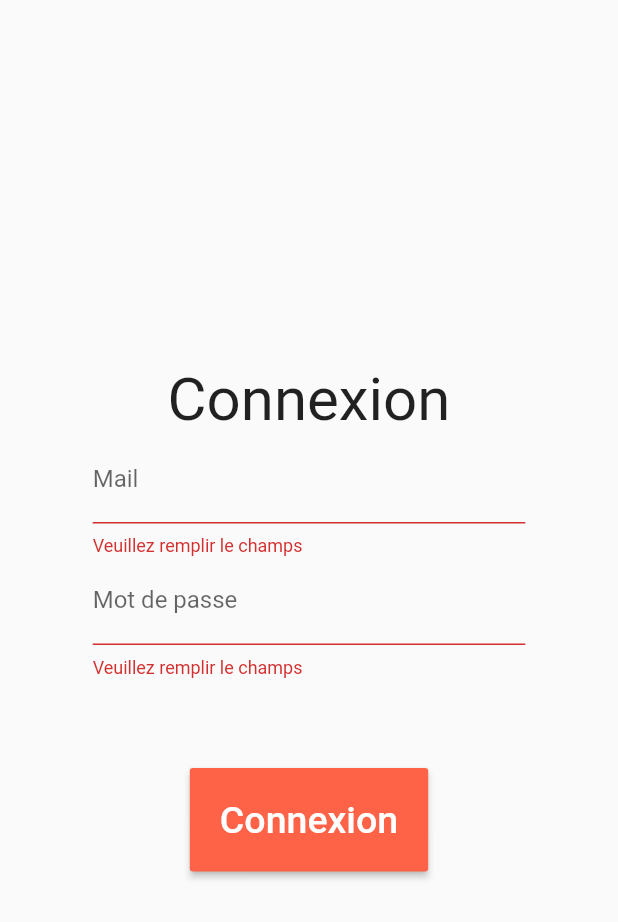
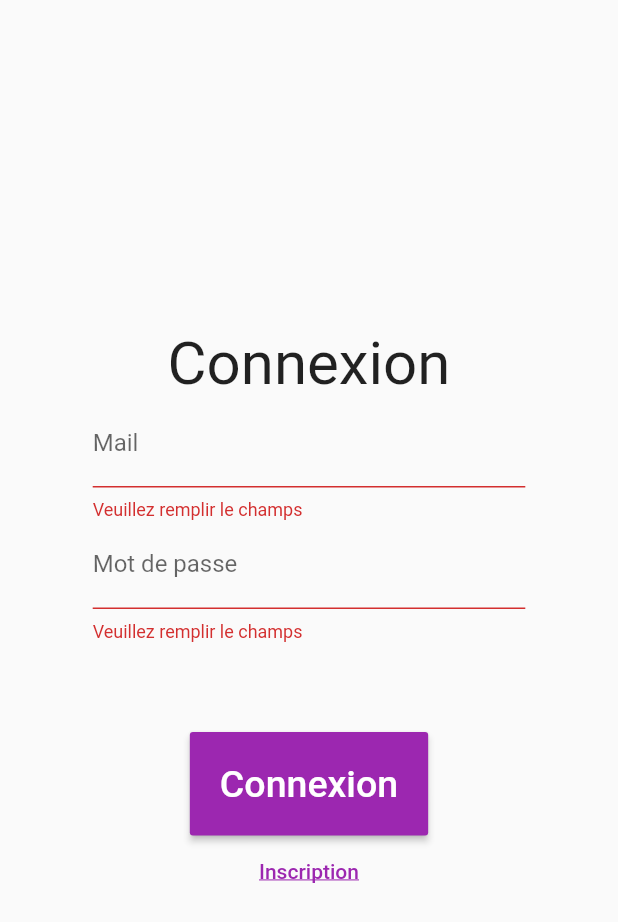
Before and after one commit to Vaalaryn/newsy, a Flutter app: the screen it shows after launch, after a tap on "Connexion", on a phone screen of 412 x 824 dp. Shown: the top 922 px of the screen. Run offline on Flutter 3.47's test engine with Material 2 defaults, Android fonts, the phone set to English and light mode, and no system bars; our stand-ins replace auto_size_text, share, shared_preferences, webview_flutter; missing offline and left inert: flag, flutter_material_color_picker.

Commit message:
move file + local storage + connexion

```diff
--- /dev/null
+++ b/lib/components/screen/LoginScreen.dart
@@ -0,0 +1,141 @@
+import 'dart:convert';
+
+import 'package:flutter/material.dart';
+import 'package:http/http.dart';
+import 'package:newsy_v2/components/screen/MainScreen.dart';
+import 'package:newsy_v2/components/screen/SignUpScreen.dart';
+import 'package:shared_preferences/shared_preferences.dart';
+
+class LoginScreen extends StatefulWidget {
+  createState() => LoginScreenState();
+}
+
+class LoginScreenState extends State<LoginScreen> {
+  final _formKey = GlobalKey<FormState>();
+  bool isLoged = false;
+  String password;
+  String mail;
+
+  Future<String> connect() async {
+    String url = 'http://gendalim.fr:8080/fr/user/connect?mail=' +
+        mail +
+        '&password=' +
+        password;
+    Response response = await post(url);
+    if (response.statusCode == 200) {
+      return await response.body;
+    } else {
+      return await response.statusCode.toString();
+    }
+  }
+
+  @override
+  Widget build(BuildContext context) {
+    return isLoged
+        ? MainScreen()
+        : Scaffold(
+            body: Container(
+                margin: EdgeInsets.fromLTRB(
+                    MediaQuery.of(context).size.width * 0.15,
+                    0,
+                    MediaQuery.of(context).size.width * 0.15,
+                    0),
+                width: MediaQuery.of(context).size.width * 0.7,
+                child: Column(
+                    mainAxisAlignment: MainAxisAlignment.center,
+                    children: <Widget>[
+                      Center(
+                        child:
+                            Text("Connexion", style: TextStyle(fontSize: 40)),
+                      ),
+                      Form(
+                        key: _formKey,
+                        child: Column(
+                          children: <Widget>[
+                            TextFormField(
+                              cursorColor: Theme.of(context).primaryColor,
+                              decoration: InputDecoration(labelText: "Mail"),
+                              keyboardType: TextInputType.emailAddress,
+                              validator: (value) {
+                                if (value.isEmpty) {
+                                  return 'Veuillez remplir le champs';
+                                }
+                                RegExp regExp = new RegExp(
+                                    r"^[a-zA-Z0-9.!#$%&'*+/=?^_`{|}~-]+@[a-zA-Z0-9](?:[a-zA-Z0-9-]{0,61}[a-zA-Z0-9])?(?:\.[a-zA-Z0-9](?:[a-zA-Z0-9-]{0,61}[a-zA-Z0-9])?)*$",
+                                    caseSensitive: false,
+                                    multiLine: false);
+                                if (regExp.hasMatch(value)) {
+                                  this.mail = value;
+                                } else {
+                                  return "Mail non conforme";
+                                }
+                                return null;
+                              },
+                            ),
+                            TextFormField(
+                              cursorColor: Theme.of(context).primaryColor,
+                              obscureText: true,
+                              decoration:
+                                  InputDecoration(labelText: "Mot de passe"),
+                              validator: (value) {
+                                if (value.isEmpty) {
+                                  return 'Veuillez remplir le champs';
+                                }
+                                RegExp regExp = new RegExp(
+                                    r"^(?=.*\d)(?=.*[a-z])(?=.*[A-Z])(?=.*[!#$%&?@])[0-9a-zA-Z!#$%&?@]{8,}$",
+                                    caseSensitive: true,
+                                    multiLine: false);
+                                if (regExp.hasMatch(value)) {
+                                  this.password = value;
+                                } else {
+                                  return "Mot de passe non conforme";
+                                }
+                                return null;
+                              },
+                            ),
+                            Container(
+                              height: 60,
+                            ),
+                            RaisedButton(
+                                color: Theme.of(context).primaryColor,
+                                padding: EdgeInsets.all(20),
+                                child: Text("Connexion",
+                                    style: TextStyle(
+                                        fontSize: 25, color: Colors.white)),
+                                onPressed: () async {
+                                  final prefs = await SharedPreferences.getInstance();
+                                  if (_formKey.currentState.validate()) {
+                                    String retour = await connect();
+                                    if (retour != "404") {
+                                      var retourJson = jsonDecode(retour);
+                                      prefs.setString('username', retourJson['username']);
+                                      prefs.setString('mail', retourJson['mail']);
+                                      prefs.setString('token', retourJson['token']);
+                                      prefs.setString('data', retourJson['data']);
+                                      FocusScope.of(context)
+                                          .requestFocus(new FocusNode());
+                                      this.isLoged = true;
+                                    } else {}
+                                  }
+                                }),
+                            FlatButton(
+                              onPressed: () {
+                                Navigator.push(
+                                    context,
+                                    MaterialPageRoute(
+                                        builder: (context) =>
+                                            SignUpScreen(this)));
+                              },
+                              child: Text(
+                                'Inscription',
+                                style: TextStyle(
+                                    color: Theme.of(context).primaryColor,
+                                    decoration: TextDecoration.underline),
+                              ),
+                            )
+                          ],
+                        ),
+                      )
+                    ])));
+  }
+}
--- a/lib/components/FilterDialog.dart
+++ b/lib/components/widget/FilterDialog.dart
@@ -1,6 +1,6 @@
 import 'package:flutter/cupertino.dart';
 import 'package:flutter/material.dart';
-import 'package:newsy_v2/components/FilterButton.dart';
+import 'package:newsy_v2/components/widget/FilterButton.dart';
 import 'package:newsy_v2/generated/l10n.dart';
 
 class FilterDialog extends StatelessWidget {
--- /dev/null
+++ b/lib/config/AllColors.dart
@@ -0,0 +1,21 @@
+import 'package:flutter/material.dart';
+
+class AllColor {
+  static List<Color> allColors = [
+    Colors.purple,
+    Colors.pinkAccent,
+    Colors.red,
+    Color.fromRGBO(255, 99, 71, 1),
+    Color.fromRGBO(255, 125, 125, 1),
+    Colors.orange,
+    Colors.yellow,
+    Color.fromRGBO(125, 255, 125, 1),
+    Colors.lightGreen,
+    Colors.green,
+    Colors.cyan,
+    Colors.blue,
+    Color.fromRGBO(125, 125, 255, 1),
+    Colors.deepPurple,
+    Colors.grey
+  ];
+}
--- a/lib/main.dart
+++ b/lib/main.dart
@@ -1,22 +1,18 @@
 import 'package:flutter/material.dart';
 import 'package:flutter_localizations/flutter_localizations.dart';
 import 'package:newsy_v2/generated/l10n.dart';
-import 'package:newsy_v2/screen/LoginScreen.dart';
-import 'package:newsy_v2/screen/MainScreen.dart';
+import 'package:newsy_v2/components/screen/LoginScreen.dart';
+import 'package:shared_preferences/shared_preferences.dart';
+import 'package:newsy_v2/config/AllColors.dart';
 
-var _PrimaryColor = Color.fromRGBO(255, 99, 71, 1);
-var _AccentColor = Color.fromRGBO(255, 99, 71, 1);
-var _BackgroundColor = Color.fromRGBO(255, 255, 255, 1);
-
-  ThemeData myTheme = ThemeData(
-      primaryColor: _PrimaryColor,
-      accentColor: _AccentColor,
-      backgroundColor: _BackgroundColor,
-      brightness: Brightness.light,
-      );
+ThemeData myTheme = ThemeData(
+  primaryColor: AllColor.allColors[0],
+  accentColor: AllColor.allColors[0],
+  backgroundColor: Color.fromRGBO(0, 0, 0, 1),
+  brightness: Brightness.light,
+);
 
 void main() {
-  S.load(Locale('fr', ''));
   runApp(
     ThemeSwitcherWidget(
       initialTheme: myTheme,
@@ -37,7 +33,7 @@ class ThemeSwitcher extends InheritedWidget {
 
   static _ThemeSwitcherWidgetState of(BuildContext context) {
     return (context.inheritFromWidgetOfExactType(ThemeSwitcher)
-    as ThemeSwitcher)
+            as ThemeSwitcher)
         .data;
   }
 
@@ -63,6 +59,11 @@ class ThemeSwitcherWidget extends StatefulWidget {
 class _ThemeSwitcherWidgetState extends State<ThemeSwitcherWidget> {
   ThemeData myTheme;
 
+  @override
+  void initState() {
+    super.initState();
+  }
+
   void switchTheme(ThemeData theme) {
     setState(() {
       myTheme = theme;
@@ -80,15 +81,38 @@ class _ThemeSwitcherWidgetState extends State<ThemeSwitcherWidget> {
 }
 
 class MyApp extends StatelessWidget {
+  static bool themeLoad = false;
+
   @override
   Widget build(BuildContext context) {
+    Future<SharedPreferences> _prefs = SharedPreferences.getInstance();
+    _prefs.then((SharedPreferences prefs) {
+      if (prefs.containsKey('lang')) {
+        S.load(Locale(prefs.getString('lang'), ''));
+      } else {
+        S.load(Locale('fr', ''));
+      }
+      if (prefs.containsKey('themeC') &&
+          prefs.containsKey('themeB') &&
+          !themeLoad) {
+        ThemeSwitcher.of(context).switchTheme(ThemeData(
+          primaryColor: AllColor.allColors[prefs.getInt('themeC')],
+          accentColor: AllColor.allColors[prefs.getInt('themeC')],
+          backgroundColor:
+              prefs.getBool('themeB') ? Colors.black : Colors.white,
+          brightness:
+              prefs.getBool('themeB') ? Brightness.dark : Brightness.light,
+        ));
+        themeLoad = true;
+      }
+    });
     return MaterialApp(
       debugShowCheckedModeBanner: false,
       localizationsDelegates: [
         GlobalMaterialLocalizations.delegate,
         GlobalWidgetsLocalizations.delegate,
         S.delegate
-        ],
+      ],
       supportedLocales: S.delegate.supportedLocales,
       theme: ThemeSwitcher.of(context).myTheme,
       home: LoginScreen(),
--- a/lib/screen/LoginScreen.dart
+++ /dev/null
@@ -1,75 +0,0 @@
-import 'package:flutter/material.dart';
-
-class LoginScreen extends StatefulWidget {
-  createState() => LoginScreenState();
-}
-
-class LoginScreenState extends State<LoginScreen> {
-  final _formKey = GlobalKey<FormState>();
-
-  @override
-  Widget build(BuildContext context) {
-    // TODO: implement build
-    return Scaffold(
-        body: Container(
-            margin: EdgeInsets.fromLTRB(
-                MediaQuery.of(context).size.width * 0.15,
-                0,
-                MediaQuery.of(context).size.width * 0.15,
-                0),
-            width: MediaQuery.of(context).size.width * 0.7,
-            child: Column(
-                mainAxisAlignment: MainAxisAlignment.center,
-                children: <Widget>[
-                  Center(
-                    child: Text("Connexion", style: TextStyle(fontSize: 40)),
-                  ),
-                  Form(
-                    key: _formKey,
-                    child: Column(
-                      children: <Widget>[
-                        TextFormField(
-                          decoration: InputDecoration(labelText: "Mail"),
-                          validator: (value) {
-                            if (value.isEmpty) {
-                              return 'Veuillez remplir le champs';
-                            }
-                            return null;
-                          },
-                        ),
-                        TextFormField(
-                          obscureText: true,
-                          decoration:
-                              InputDecoration(labelText: "Mot de passe"),
-                          validator: (value) {
-                            if (value.isEmpty) {
-                              return 'Veuillez remplir le champs';
-                            }
-                            return null;
-                          },
-                        ),
-                        Container(
-                          height: 60,
-                        ),
-                        RaisedButton(
-                            color: Theme.of(context).primaryColor,
-                            padding: EdgeInsets.all(20),
-                            child: Text("Connexion",
-                                style: TextStyle(
-                                    fontSize: 25, color: Colors.white)),
-                            onPressed: () {
-                              // Validate returns true if the form is valid, otherwise false.
-                              if (_formKey.currentState.validate()) {
-                                // If the form is valid, display a snackbar. In the real world,
-                                // you'd often call a server or save the information in a database.
-
-                                Scaffold.of(context).showSnackBar(
-                                    SnackBar(content: Text('Processing Data')));
-                              }
-                            })
-                      ],
-                    ),
-                  )
-                ])));
-  }
-}
```
Also changed, not shown: lib/components/screen/MainScreen.dart (renamed from lib/screen/mainScreen.dart, +5 -5 lines), lib/components/screen/SignUpScreen.dart (added, +130 -0 lines), lib/components/screen/WebPageScreen.dart (renamed from lib/screen/webPageScreen.dart, +11 -11 lines), lib/components/tabs/News.dart (renamed from lib/tabs/News.dart, +3 -5 lines), lib/components/tabs/Profil.dart (renamed from lib/tabs/Profil.dart, +16 -24 lines), lib/components/widget/Article.dart (renamed from lib/components/Article.dart, +6 -6 lines), lib/components/widget/ColorButton.dart (renamed from lib/components/ColorButton.dart, +9 -2 lines), lib/components/widget/UserData.dart (renamed from lib/components/UserData.dart, +66 -35 lines), lib/controller/ArticleController.dart (+11 -14 lines), lib/factory/ConnectReturn.dart (added, +22 -0 lines), lib/components/tabs/Fav.dart (renamed from lib/tabs/fav.dart), lib/components/tabs/Filter.dart (renamed from lib/tabs/Filter.dart), lib/components/widget/FilterButton.dart (renamed from lib/components/FilterButton.dart), lib/components/widget/Loader.dart (renamed from lib/components/Loader.dart), 1 more files.
